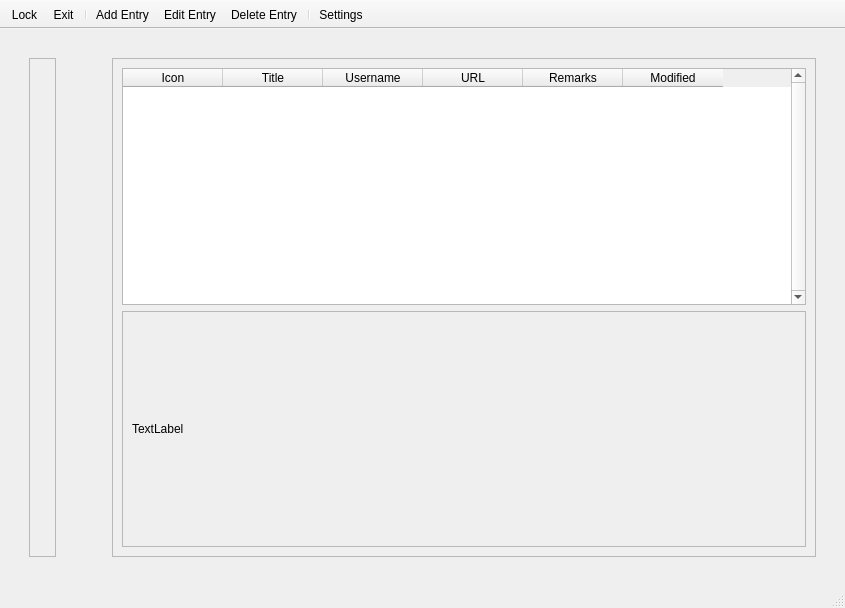
Before: the Qt Designer form password_manager.ui in Quinz7339/CIPM, drawn with Qt 5.
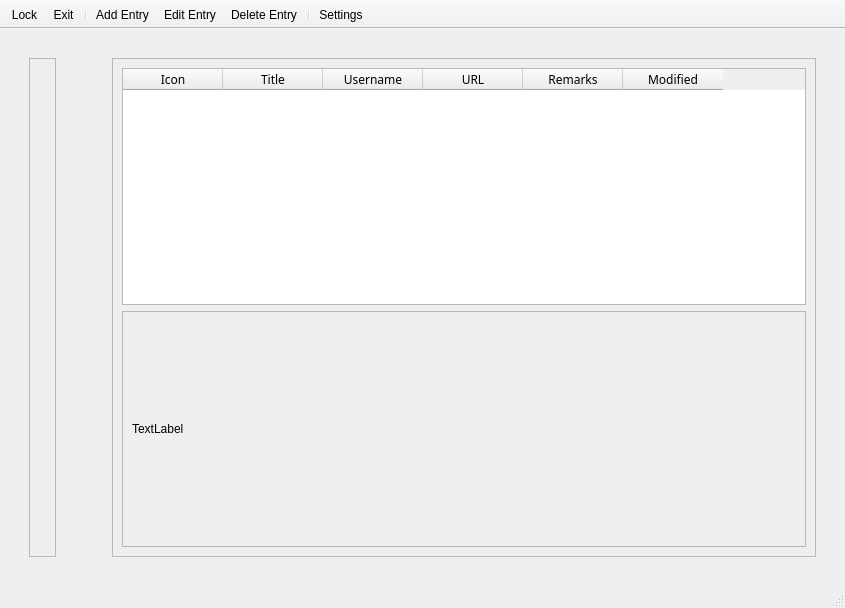
After: the same form once the commit is applied. Icons and pictures are not drawn.

Diff of the .ui file:
```diff
--- a/password_manager.ui
+++ b/password_manager.ui
@@ -98,8 +98,13 @@
           <layout class="QVBoxLayout" name="verticalLayout">
            <item>
             <widget class="QTableWidget" name="table_credentialList">
+             <property name="font">
+              <font>
+               <family>HYWenHei</family>
+              </font>
+             </property>
              <property name="verticalScrollBarPolicy">
-              <enum>Qt::ScrollBarAlwaysOn</enum>
+              <enum>Qt::ScrollBarAsNeeded</enum>
              </property>
              <property name="horizontalScrollBarPolicy">
               <enum>Qt::ScrollBarAlwaysOff</enum>
@@ -110,6 +115,9 @@
              <property name="selectionBehavior">
               <enum>QAbstractItemView::SelectRows</enum>
              </property>
+             <property name="sortingEnabled">
+              <bool>true</bool>
+             </property>
              <column>
               <property name="text">
                <string>Icon</string>
```
Left out of the diff: 4 changed lines with no effect on the pictures.
